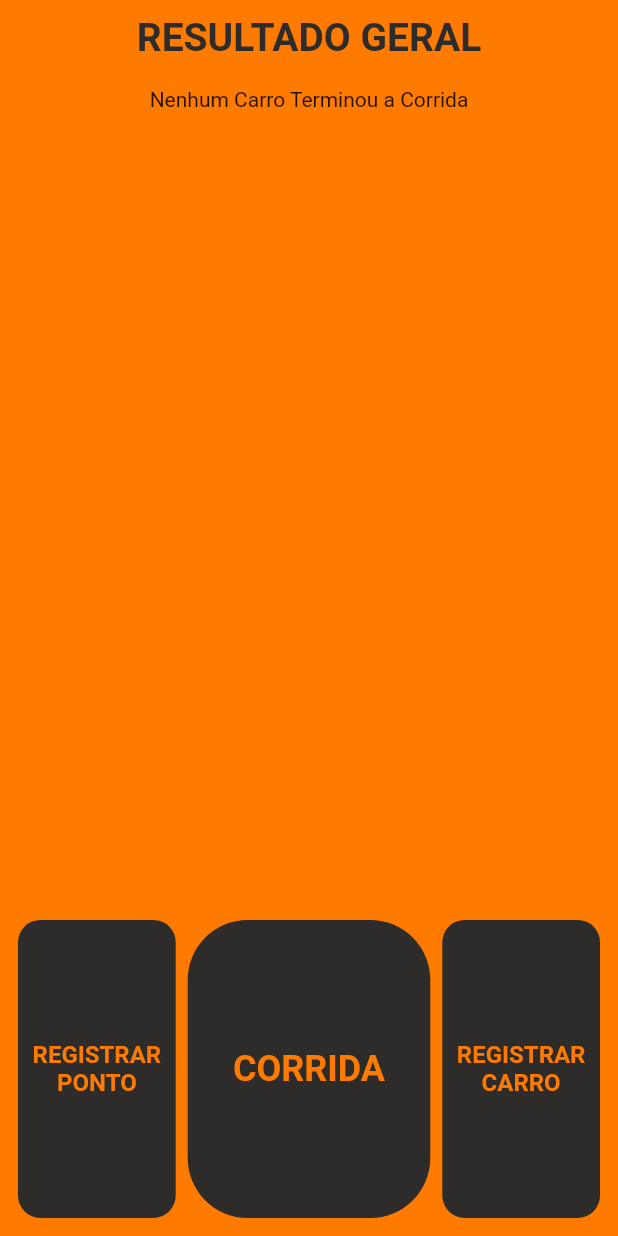
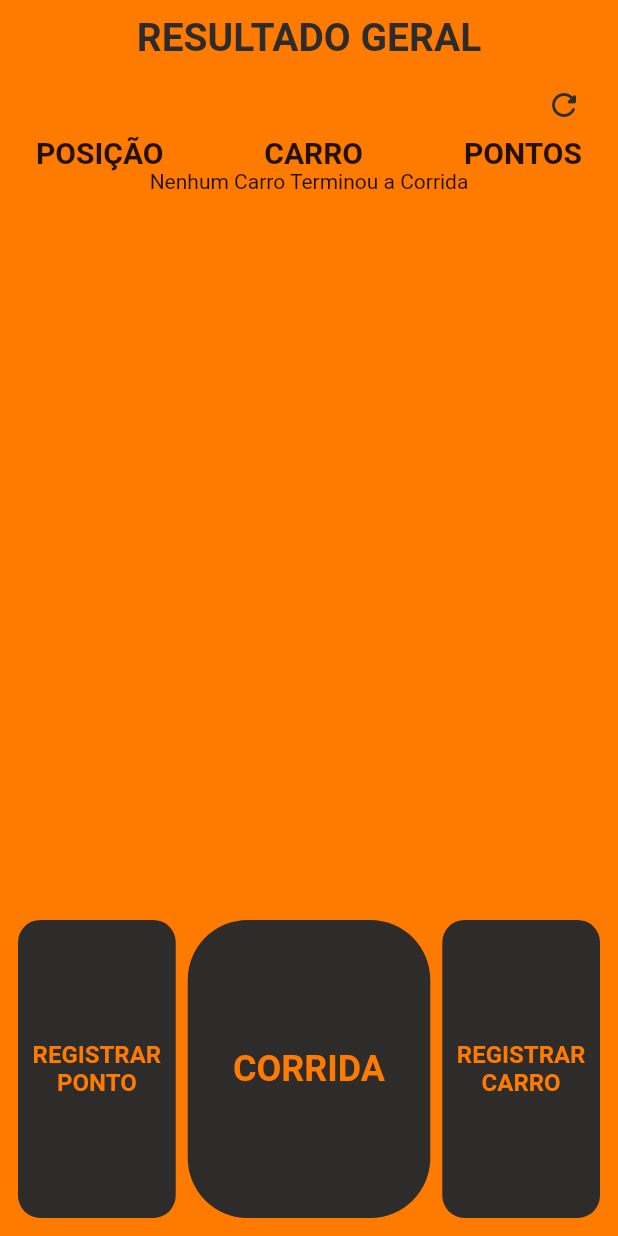
Before and after one commit to rodolfo-kunzel/Corrida-Regularidade, a Flutter app: the screen it shows after launch, on a phone screen of 412 x 824 dp. Run offline on Flutter 3.47's test engine with Material 2 defaults, Android fonts, the phone set to English and light mode, and no system bars; our stand-ins replace cloud_firestore, firebase_core, flutter_mobx, google_fonts, mobx; accounts and stored records are empty; generated files the repository leaves out were written again.

Commit message:
Eric Update

```diff
--- a/lib/features/home_page/view/home_view.dart
+++ b/lib/features/home_page/view/home_view.dart
@@ -9,7 +9,7 @@ import 'package:flutter_mobx/flutter_mobx.dart';
 import 'package:google_fonts/google_fonts.dart';
 
 class HomeView extends StatefulWidget {
-  HomeView({Key? key}) : super(key: key);
+  const HomeView({Key? key}) : super(key: key);
 
   @override
   State<HomeView> createState() => _HomeViewState();
@@ -47,23 +47,72 @@ class _HomeViewState extends State<HomeView> {
                   Expanded(
                     child: Column(
                       children: [
+                        Padding(
+                          padding: const EdgeInsets.symmetric(horizontal: 16),
+                          child: Column(
+                            children: [
+                              Row(
+                                mainAxisAlignment: MainAxisAlignment.end,
+                                children: [
+                                  InkWell(child: Icon(Icons.refresh_rounded, color: AppConstantColors.appBlack,), onTap: (){
+                                    _controller.getAllCarInformation();
+                                  },)
+                                ],
+                              ),
+                              const SizedBox(
+                                height: 8,
+                              ),
+                              Row(
+                                mainAxisAlignment: MainAxisAlignment.spaceBetween,
+                                children: const [
+                                  Text(
+                                    "POSIÇÃO",
+                                    style: TextStyle(
+                                        fontSize: 20, fontWeight: FontWeight.bold),
+                                  ),
+                                  Text(
+                                    "CARRO",
+                                    style: TextStyle(
+                                        fontSize: 20, fontWeight: FontWeight.bold),
+                                  ),
+                                  Text(
+                                    "PONTOS",
+                                    style: TextStyle(
+                                        fontSize: 20, fontWeight: FontWeight.bold),
+                                  ),
+                                ],
+                              ),
+                            ],
+                          ),
+                        ),
                         Observer(builder: (_) {
                           return Container(
                             color: Colors.transparent,
                             child: _controller.allCarInformation.isNotEmpty
                                 ? ListView.builder(
                                     shrinkWrap: true,
-                                    physics:
-                                        const NeverScrollableScrollPhysics(),
                                     itemCount:
                                         _controller.allCarInformation.length,
                                     itemBuilder: (context, index) {
                                       return ListTile(
-                                        title: Text(_controller
-                                            .allCarInformation[index]["Nome"]!),
+                                        leading: Text(
+                                          (index + 1).toString(),
+                                          style: const TextStyle(
+                                              fontSize: 20,
+                                              fontWeight: FontWeight.bold),
+                                        ),
+                                        title: Row(
+                                          mainAxisAlignment:
+                                              MainAxisAlignment.center,
+                                          children: [
+                                            Text(_controller
+                                                    .allCarInformation[index]
+                                                ["Nome"]!),
+                                          ],
+                                        ),
                                         trailing: Text(
                                             _controller.allCarInformation[index]
-                                                ["Score"]!),
+                                                ["Score"]!.toString()),
                                       );
                                     },
                                   )
@@ -128,7 +177,7 @@ class _HomeViewState extends State<HomeView> {
                             Navigator.push(
                                 context,
                                 MaterialPageRoute(
-                                    builder: (context) => RacePageView()));
+                                    builder: (context) => const RacePageView()));
                           },
                           child: Container(
                             constraints: const BoxConstraints.expand(),
--- a/lib/my_app.dart
+++ b/lib/my_app.dart
@@ -8,6 +8,7 @@ class MyApp extends StatelessWidget {
   @override
   Widget build(BuildContext context) {
     return  MaterialApp(
+      debugShowCheckedModeBanner: false,
       title: 'Flutter Demo',
       home: HomeView(),
     );
```
Also changed, not shown: lib/constants/app_dialog.dart (added, +108 -0 lines), lib/features/car_register_page/view/car_register_view.dart (+18 -1 lines), lib/features/home_page/controller/home_controller.dart (+8 -3 lines), lib/features/race_page/controller/race_page_controller.dart (+6 -2 lines), lib/features/race_page/view/race_page_view.dart (+27 -6 lines), lib/features/stop_register_page/view/stop_register_view.dart (+18 -1 lines), lib/features/home_page/controller/home_controller.g.dart, lib/features/race_page/controller/race_page_controller.g.dart.
